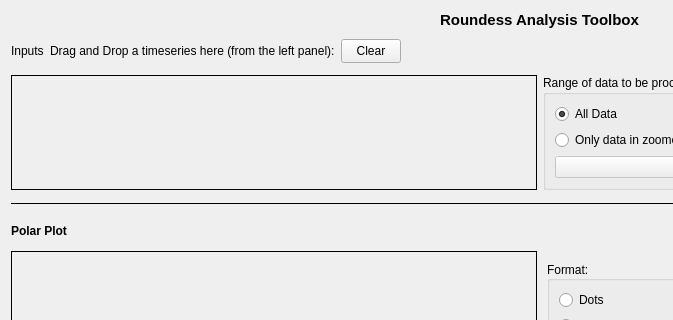
Qt form src/balyrond-pj-plugins/ToolboxRoundness/toolbox_roundness.ui (zdavkeos/balyrond) before a commit; both pictures show x 0 to 673 and y 0 to 320 of the 1079 by 786 pixel window.
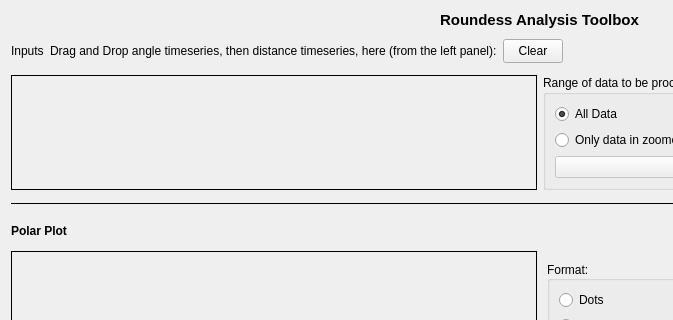
The same form after that commit.

Commit message: Fix curve lookup, clear checkboxes

The edit to the form file:
```diff
--- a/src/balyrond-pj-plugins/ToolboxRoundness/toolbox_roundness.ui
+++ b/src/balyrond-pj-plugins/ToolboxRoundness/toolbox_roundness.ui
@@ -46,7 +46,7 @@
      <item>
       <widget class="QLabel" name="label">
        <property name="text">
-        <string>Drag and Drop a timeseries here (from the left panel):</string>
+        <string>Drag and Drop angle timeseries, then distance timeseries, here (from the left panel):</string>
        </property>
       </widget>
      </item>
```
The commit also changes 2 other files.
